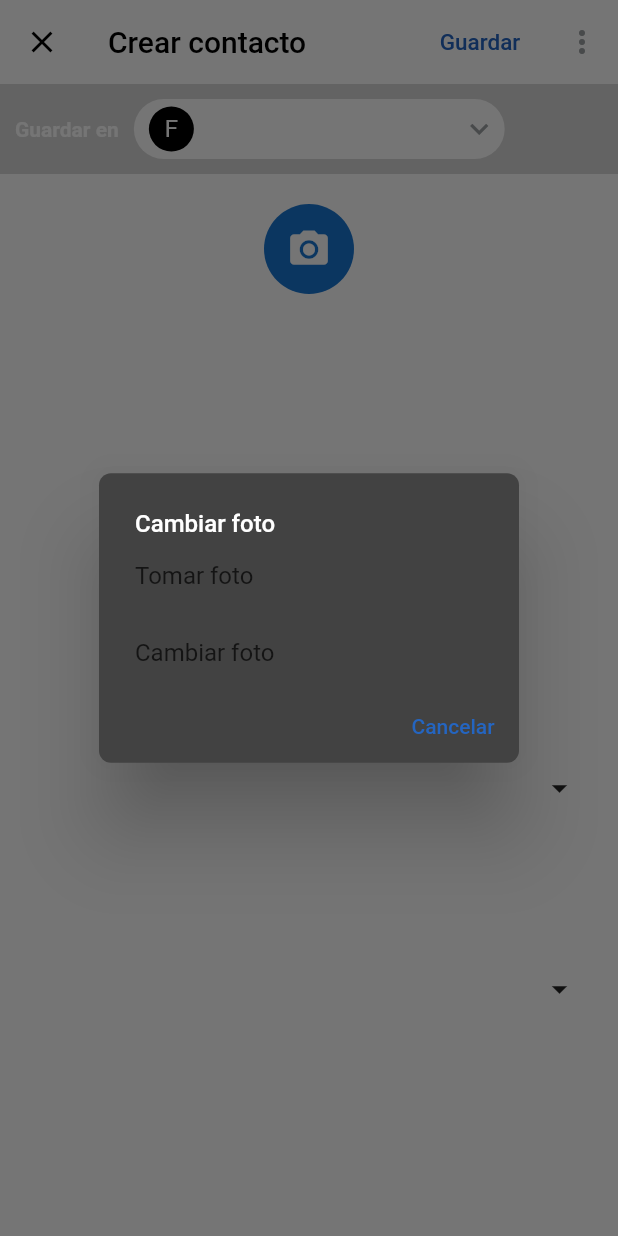
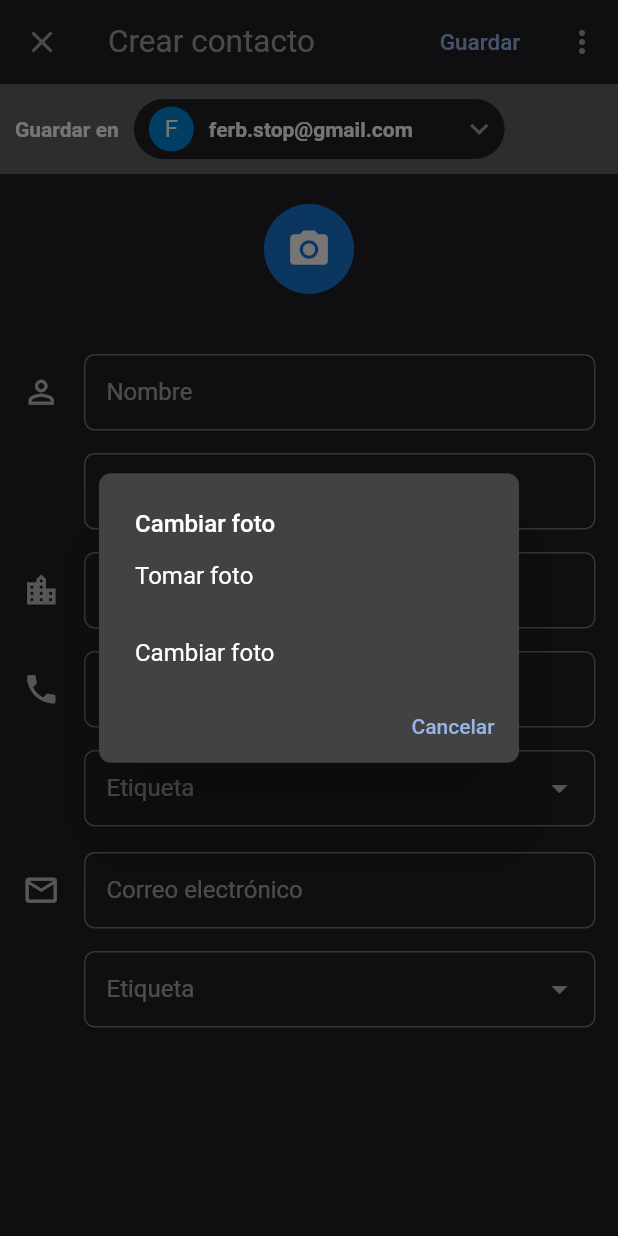
Before and after one commit to Freyien/contactos_android, a Flutter app: the AddContactPage screen opened directly, after a tap on the "photo camera" icon, on a phone screen of 412 x 824 dp. Run offline on Flutter 3.47's test engine with Material 2 defaults, Android fonts, the phone set to English and light mode, and no system bars; our stand-ins replace animate_do, flutter_sticky_header, flutter_svg; missing offline and left inert: draggable_scrollbar_sliver.

Commit message:
Dark mode in add_contact_page.dart
Add nest input button

Add backgroundColor and scafoldBackgroundColor in Theme.light

```diff
--- a/lib/src/pages/add_contact_page.dart
+++ b/lib/src/pages/add_contact_page.dart
@@ -5,9 +5,9 @@ import 'package:flutter/material.dart';
 import 'package:animate_do/animate_do.dart';
 import 'package:provider/provider.dart';
 
+import 'package:contacts/src/theme/theme.dart';
+
 import 'package:contacts/src/pages/index.dart';
-
-
 import 'package:contacts/src/models/accounts_dialog_model.dart';
 import 'package:contacts/src/widgets/custom_menu_button.dart';
 
@@ -18,21 +18,25 @@ class AddContactPage extends StatelessWidget {
 
   @override
   Widget build(BuildContext context) {
+    final customTheme = Provider.of<CustomTheme>(context);
+    final backgroundColor = customTheme.currentTheme.scaffoldBackgroundColor;
+    final saveColor = (customTheme.isDarkTheme) ? customTheme.currentTheme.accentColor : Color(0xff3373C3);
+
     return Scaffold(
-      backgroundColor: Colors.white,
+      backgroundColor: backgroundColor,
       appBar: AppBar(
         elevation: 0,
         leading: IconButton(
-          icon: Icon(Icons.close, color: Colors.black),
+          icon: Icon(Icons.close),
           onPressed: () {
             Navigator.of(context).pop();
           }
         ),
-        backgroundColor: Colors.white,
-        title: Text('Crear contacto', style: TextStyle(color: Colors.black)),
+        backgroundColor: backgroundColor,
+        title: Text('Crear contacto'),
         actions: <Widget>[
           FlatButton(
-            child: Text('Guardar', style: TextStyle(color: Color(0xff2465C1), fontSize: 15),),
+            child: Text('Guardar', style: TextStyle(color: saveColor, fontSize: 15),),
             onPressed: (){
               FocusScope.of(context).requestFocus(FocusNode());
               Navigator.push(context, MaterialPageRoute(builder: (BuildContext context) => IndexPage()));
@@ -79,6 +83,7 @@ class _Accounts extends StatelessWidget {
   @override
   Widget build(BuildContext context) {
     final accountsDialogModel = Provider.of<AccountsDialogModel>(context);
+    final customTheme = Provider.of<CustomTheme>(context);
 
     void hideAcoountsCard() {
 
@@ -110,7 +115,7 @@ class _Accounts extends StatelessWidget {
             margin: EdgeInsets.only(top: 60),
             padding: EdgeInsets.only(bottom: 10),
             decoration: BoxDecoration(
-              color: Colors.white,
+              color: customTheme.currentTheme.scaffoldBackgroundColor,
               boxShadow: [
                 BoxShadow(
                   blurRadius: 10,
@@ -127,18 +132,21 @@ class _Accounts extends StatelessWidget {
               children: <Widget>[
 
                 Material(
-                  color: Colors.white,
+                  color: customTheme.currentTheme.scaffoldBackgroundColor,
                   child: ListTile(
                     leading: CircleAvatar(
-                      child: Text('F', style: TextStyle(color: Colors.white, fontSize: 23)),
+                      child: Text('F', style: TextStyle(fontSize: 23)),
+                      backgroundColor: Color(0xff0088D8),
+                      foregroundColor: Colors.white,
                     ),
                     title: Text('Fernando Luis Martínez', style: TextStyle(fontSize: 14, fontWeight: FontWeight.w500)),
                     subtitle: Text('ferb.stop@gmail.com', style: TextStyle(fontSize: 13)),
                     onTap: (){
                       hideAcoountsCard();
                       accountsDialogModel.emailSelected = 'ferb.stop@gmail.com';
-                      accountsDialogModel.colorSelected = Colors.blue[700];
+                      accountsDialogModel.colorSelected = Color(0xff0088D8);
                       accountsDialogModel.childSelected = CircleAvatar(
+                        backgroundColor: Color(0xff0088D8),
                         child: Text('F', style: TextStyle(color: Colors.white)),
                       );
                     },
@@ -146,7 +154,7 @@ class _Accounts extends StatelessWidget {
                 ),
 
                 Material(
-                  color: Colors.white,
+                  color: customTheme.currentTheme.scaffoldBackgroundColor,
                   child: ListTile(
                     leading: CircleAvatar(
                       backgroundColor: Colors.pink,
@@ -167,19 +175,19 @@ class _Accounts extends StatelessWidget {
                 ),
 
                 Material(
-                  color: Colors.white,
+                  color: customTheme.currentTheme.scaffoldBackgroundColor,
                   child: ListTile(
                     leading: CircleAvatar(
-                      backgroundColor: Colors.grey.withOpacity(.15),
+                      backgroundColor: (customTheme.isDarkTheme) ? Colors.white : Colors.grey.withOpacity(.15),
                       child: Icon(Icons.phone_android, color: Colors.black.withOpacity(.7)),
                     ),
                     title: Text('Dispositivo', style: TextStyle(fontSize: 14, fontWeight: FontWeight.w500)),
                     onTap: (){
                       hideAcoountsCard();
                       accountsDialogModel.emailSelected = 'Dispositivo';
-                      accountsDialogModel.colorSelected = Colors.grey.withOpacity(.15);
+                      accountsDialogModel.colorSelected = (customTheme.isDarkTheme) ? Colors.white : Colors.grey.withOpacity(.15);
                       accountsDialogModel.childSelected = CircleAvatar(
-                        backgroundColor: Colors.grey.withOpacity(.15),
+                        backgroundColor: (customTheme.isDarkTheme) ? Colors.white : Colors.grey.withOpacity(.15),
                         child: Icon(Icons.phone_android, color: Colors.black.withOpacity(.7)),
                       );
                     },
@@ -230,10 +238,10 @@ class _Form extends StatelessWidget {
           _RowTextField('Empresa', prefixIcon: Icons.location_city),
           _RowTextField('Teléfono', prefixIcon: Icons.phone, textType: TextInputType.phone),
 
-          _RowTextField('Etiqueta', inputType: 'DROPDOWNBUTTON', textList: ['Celular', 'Laboral', 'Particular' ,'Principal', 'Localizador', 'Otro', 'Sin etiqueta']),
+          _RowTextField('Etiqueta', inputType: 'DROPDOWNBUTTON', textList: ['Celular', 'Laboral', 'Particular' ,'Principal', 'Localizador', 'Otro', 'Sin etiqueta'], selectedValue: 'Celular'),
 
           _RowTextField('Correo electrónico', prefixIcon: Icons.mail_outline, textType: TextInputType.emailAddress),
-          _RowTextField('Etiqueta', inputType: 'DROPDOWNBUTTON', textList: ['Sin etiqueta', 'Particular', 'Laboral' ,'Otro']),
+          _RowTextField('Etiqueta', inputType: 'DROPDOWNBUTTON', textList: ['Sin etiqueta', 'Particular', 'Laboral' ,'Otro'], selectedValue: 'Particular'),
 
 
         ],
@@ -248,6 +256,7 @@ class _RowTextField extends StatefulWidget {
   final TextInputType textType;
   final String inputType;
   final List<String> textList;
+  final String selectedValue;
 
   _RowTextField(
     this.text,
@@ -255,7 +264,8 @@ class _RowTextField extends StatefulWidget {
       this.prefixIcon,
       this.textType = TextInputType.text,
       this.inputType = 'TEXT',
-      this.textList
+      this.textList,
+      this.selectedValue = ''
     }
   );
 
@@ -276,13 +286,15 @@ class __RowTextFieldState extends State<_RowTextField> {
 
   @override
   Widget build(BuildContext context) {
+    final customTheme = Provider.of<CustomTheme>(context);
+
     if (this.widget.prefixIcon != null)
       icon = Icon(this.widget.prefixIcon, size: 25);
     else
-      icon = Icon(Icons.android, size: 25, color: Colors.white);
+      icon = Icon(Icons.android, size: 25, color: customTheme.currentTheme.scaffoldBackgroundColor);
 
     if (this.widget.inputType == 'DROPDOWNBUTTON')
-      suffixIcon = Icon(Icons.arrow_drop_down, size: 25, color: Colors.black87);
+      suffixIcon = Icon(Icons.arrow_drop_down, size: 25);
 
     return Container(
       margin: EdgeInsets.only(bottom: 15),
@@ -303,6 +315,10 @@ class __RowTextFieldState extends State<_RowTextField> {
                   });
               });
             },
+            onSubmitted: (submit) {
+              FocusScope.of(context).nextFocus();
+            },
+            textInputAction: TextInputAction.next,
             keyboardType: this.widget.textType,
             decoration: InputDecoration(
               isDense: true,
@@ -324,11 +340,12 @@ class __RowTextFieldState extends State<_RowTextField> {
                 padding: EdgeInsets.only(bottom: 5),
                 color: Colors.red,
                 child: DropdownButton(
+                  value: this.widget.selectedValue,
                   isExpanded: true,
-                  items: this.widget.textList.map((String hey) {
+                  items: this.widget.textList.map((String itemValue) {
                     return new DropdownMenuItem<String>(
-                      value: hey,
-                      child: new Text(hey),
+                      value: itemValue,
+                      child: new Text(itemValue),
                     );
                   }).toList(),
                   icon: Icon(Icons.keyboard_arrow_down),
@@ -369,12 +386,13 @@ class __SaveInState extends State<_SaveIn> with SingleTickerProviderStateMixin{
   @override
   Widget build(BuildContext context) {
     final accountsDialogModel = Provider.of<AccountsDialogModel>(context);
+    final customTheme = Provider.of<CustomTheme>(context);
 
     return Container(
       padding: EdgeInsets.all(10),
       width: double.infinity,
       height: 60,
-      color: Colors.grey.withOpacity(.4),
+      color: (customTheme.isDarkTheme) ? Color(0xff5F6267) : Color(0xffDBDCE0),
       child: Row(
         children: <Widget>[
 
@@ -391,7 +409,7 @@ class __SaveInState extends State<_SaveIn> with SingleTickerProviderStateMixin{
               width: MediaQuery.of(context).size.width * .60,
               padding: EdgeInsets.symmetric(horizontal: 5, vertical: 5),
               decoration: BoxDecoration(
-                color: Colors.white,
+                color: customTheme.currentTheme.scaffoldBackgroundColor,
                 borderRadius: BorderRadius.circular(50)
               ),
               child: Row(
@@ -402,6 +420,8 @@ class __SaveInState extends State<_SaveIn> with SingleTickerProviderStateMixin{
                   else
                     CircleAvatar(
                       child: Text('F'),
+                      backgroundColor: Color(0xff0088D8),
+                      foregroundColor: Colors.white,
                     ),
 
                   SizedBox(width: 5),
@@ -427,10 +447,10 @@ class __SaveInState extends State<_SaveIn> with SingleTickerProviderStateMixin{
 }
 
   void _showDialog(context) {
-    // flutter defined function
     showDialog(
       context: context,
       builder: (BuildContext context) {
+        final customTheme = Provider.of<CustomTheme>(context);
 
         return SimpleDialog(
           contentPadding: EdgeInsets.all(0),
@@ -442,14 +462,14 @@ class __SaveInState extends State<_SaveIn> with SingleTickerProviderStateMixin{
             SimpleDialogOption(
               child: Container(
                 padding: EdgeInsets.symmetric(vertical: 8),
-                child: Text('Tomar foto', style: TextStyle(color: Colors.black.withOpacity(.7)),)
+                child: Text('Tomar foto')
               ),
               onPressed: () { Navigator.pop(context); },
             ),
             SimpleDialogOption(
               child: Container(
                 padding: EdgeInsets.symmetric(vertical: 8),
-                child: Text('Cambiar foto', style: TextStyle(color: Colors.black.withOpacity(.7)),)
+                child: Text('Cambiar foto')
               ),
               onPressed: () { Navigator.pop(context); },
             ),
@@ -458,9 +478,9 @@ class __SaveInState extends State<_SaveIn> with SingleTickerProviderStateMixin{
               children: <Widget>[
                 FlatButton(
                   onPressed: () => Navigator.pop(context),
-                  child: Text('Cancelar', style: TextStyle(color: Color(0xff2465C1))),
+                  child: Text('Cancelar', style: TextStyle(color: customTheme.currentTheme.accentColor)),
                   splashColor: Colors.transparent,
-                  highlightColor: Color(0xff2465C1).withOpacity(.1),
+                  highlightColor: customTheme.currentTheme.accentColor.withOpacity(.1),
                 ),
               ],
             )
--- a/lib/src/theme/theme.dart
+++ b/lib/src/theme/theme.dart
@@ -22,13 +22,20 @@ class CustomTheme with ChangeNotifier{
       iconTheme: IconThemeData(
         color: Color(0xff9DA1A4)
       ),
+      textTheme: TextTheme(
+        title: TextStyle(color: Color(0xff9DA1A4), fontSize: 21)
+      )
     ),
-    primaryColor: Colors.red,
+    accentColor: Color(0xff95B5E9)
+
   );
 
   ThemeData _lightTheme = ThemeData.light().copyWith(
+    scaffoldBackgroundColor: Colors.white,
+    backgroundColor: Colors.white,
     colorScheme: ColorScheme.dark(
       secondary: Color(0xff1A73E9), //FAB
+      onSurface: Colors.black,
     ),
     appBarTheme: AppBarTheme(
       actionsIconTheme: IconThemeData(
@@ -37,6 +44,9 @@ class CustomTheme with ChangeNotifier{
       iconTheme: IconThemeData(
         color: Colors.black87
       ),
+      textTheme: TextTheme(
+        title: TextStyle(color: Colors.black87, fontSize: 21)
+      )
     )
   );
 
--- a/lib/src/widgets/index/contact_list.dart
+++ b/lib/src/widgets/index/contact_list.dart
@@ -85,7 +85,7 @@ class _SideHeader extends StatelessWidget {
 
   @override
   Widget build(BuildContext context) {
-    final isDarkTheme = Provider.of<CustomTheme>(context).isDarkTheme;
+    final customTheme = Provider.of<CustomTheme>(context);
 
     return Container(
       padding: EdgeInsets.symmetric(horizontal: 25, vertical: 20),
@@ -93,7 +93,7 @@ class _SideHeader extends StatelessWidget {
         letter,
         style: TextStyle(
           fontSize: 17,
-          color: (isDarkTheme) ? Color(0xff95B5E9) : Color(0xff3681E1),
+          color: (customTheme.isDarkTheme) ? customTheme.currentTheme.accentColor : Color(0xff3681E1),
           fontWeight: FontWeight.bold
         ),
       )
```
Also changed, not shown: lib/src/labs/search_bar.dart (+19 -9 lines), lib/src/pages/contact_info.dart (+3 -4 lines), lib/main.dart (line endings or trailing spaces).
